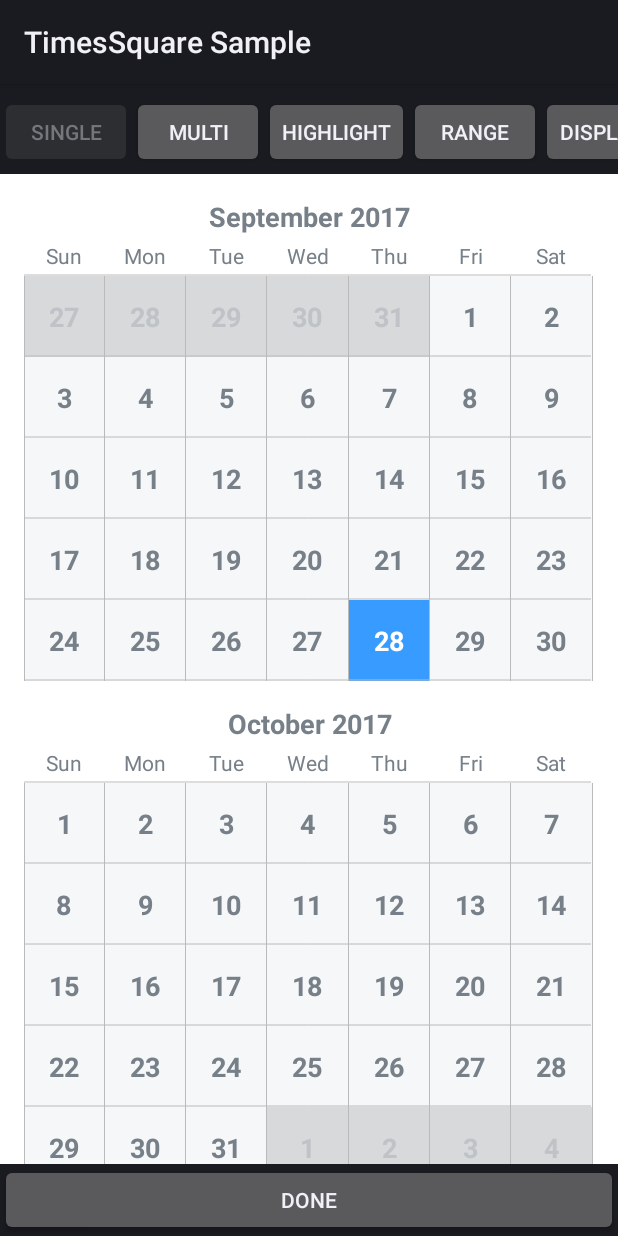
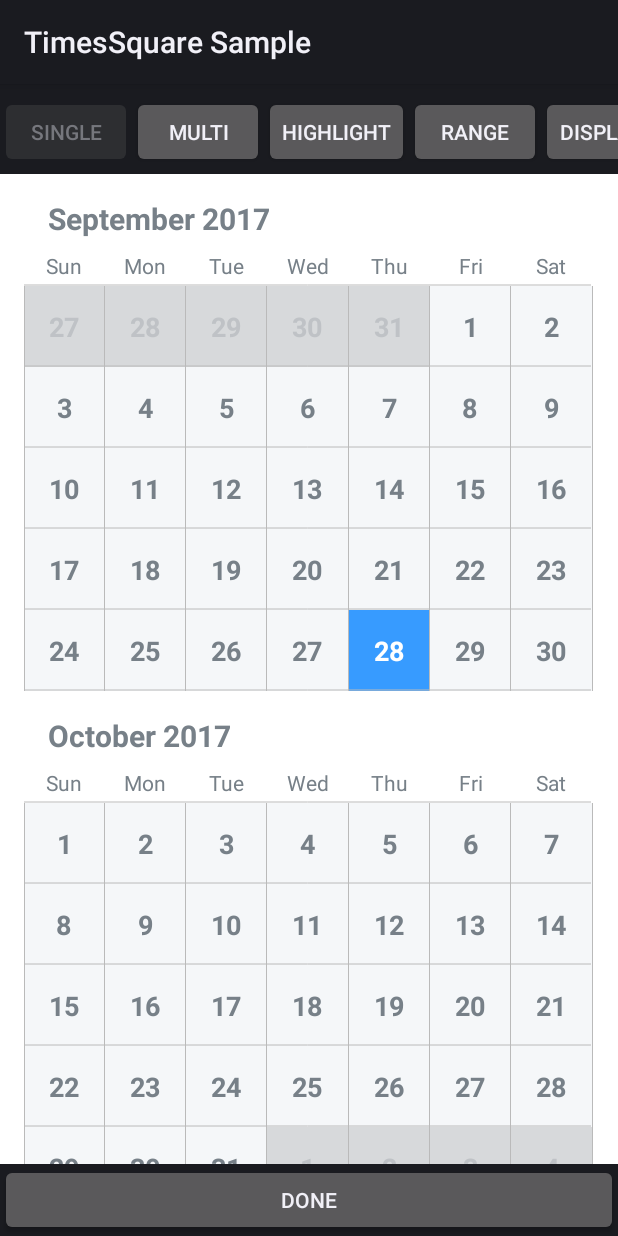
Before and after one commit to square/android-times-square, an Android app: the screen it shows after launch (SampleTimesSquareActivity), on a phone screen of 412 x 824 dp. Run offline under Robolectric (Android 15) with nearby library versions, the phone set to English and light mode, and no system bars.

Commit message:
ui change

```diff
--- a/library/src/main/res/layout/month.xml
+++ b/library/src/main/res/layout/month.xml
@@ -1,71 +1,78 @@
 <?xml version="1.0" encoding="utf-8"?>
 
-<com.squareup.timessquare.MonthView
-    xmlns:android="http://schemas.android.com/apk/res/android"
-    android:orientation="vertical"
+<com.squareup.timessquare.MonthView xmlns:android="http://schemas.android.com/apk/res/android"
     android:layout_width="match_parent"
     android:layout_height="wrap_content"
-    >
+    android:orientation="vertical">
+
   <TextView
       android:id="@+id/title"
+      style="@style/CalendarTitle"
+      android:fontFamily="@string/sofiapro.bold"
       android:layout_width="match_parent"
       android:layout_height="wrap_content"
-      android:layout_marginTop="@dimen/calendar_month_topmargin"
+      android:textSize="@dimen/calendar_text_title"
       android:layout_marginBottom="@dimen/calendar_month_title_bottommargin"
-      android:gravity="center_horizontal"
-      style="@style/CalendarTitle"
-      />
+      android:layout_marginStart="@dimen/calendar_month_margin"
+      android:layout_marginTop="@dimen/calendar_month_margin"
+      android:gravity="start" />
+
   <com.squareup.timessquare.CalendarGridView
       android:id="@+id/calendar_grid"
       android:layout_width="match_parent"
-      android:layout_height="wrap_content"
-      >
+      android:layout_height="wrap_content">
+
     <com.squareup.timessquare.CalendarRowView
         android:layout_width="match_parent"
         android:layout_height="wrap_content"
-        android:paddingBottom="@dimen/calendar_day_headers_paddingbottom"
-        >
+        android:paddingBottom="@dimen/calendar_day_headers_paddingbottom">
+
       <TextView
+          style="@style/CalendarCell.DayHeader"
           android:layout_width="wrap_content"
-          android:layout_height="wrap_content"
+          android:layout_height="wrap_content" />
+
+      <TextView
           style="@style/CalendarCell.DayHeader"
-          />
+          android:layout_width="wrap_content"
+          android:layout_height="wrap_content" />
+
       <TextView
+          style="@style/CalendarCell.DayHeader"
           android:layout_width="wrap_content"
-          android:layout_height="wrap_content"
+          android:layout_height="wrap_content" />
+
+      <TextView
           style="@style/CalendarCell.DayHeader"
-          />
+          android:layout_width="wrap_content"
+          android:layout_height="wrap_content" />
+
       <TextView
+          style="@style/CalendarCell.DayHeader"
           android:layout_width="wrap_content"
-          android:layout_height="wrap_content"
+          android:layout_height="wrap_content" />
+
+      <TextView
           style="@style/CalendarCell.DayHeader"
-          />
+          android:layout_width="wrap_content"
+          android:layout_height="wrap_content" />
+
       <TextView
+          style="@style/CalendarCell.DayHeader"
           android:layout_width="wrap_content"
-          android:layout_height="wrap_content"
-          style="@style/CalendarCell.DayHeader"
-          />
-      <TextView
-          android:layout_width="wrap_content"
-          android:layout_height="wrap_content"
-          style="@style/CalendarCell.DayHeader"
-          />
-      <TextView
-          android:layout_width="wrap_content"
-          android:layout_height="wrap_content"
-          style="@style/CalendarCell.DayHeader"
-          />
-      <TextView
-          android:layout_width="wrap_content"
-          android:layout_height="wrap_content"
-          style="@style/CalendarCell.DayHeader"
-          />
+          android:layout_height="wrap_content" />
     </com.squareup.timessquare.CalendarRowView>
-    <include layout="@layout/week"/>
-    <include layout="@layout/week"/>
-    <include layout="@layout/week"/>
-    <include layout="@layout/week"/>
-    <include layout="@layout/week"/>
-    <include layout="@layout/week"/>
+
+    <include layout="@layout/week" />
+
+    <include layout="@layout/week" />
+
+    <include layout="@layout/week" />
+
+    <include layout="@layout/week" />
+
+    <include layout="@layout/week" />
+
+    <include layout="@layout/week" />
   </com.squareup.timessquare.CalendarGridView>
 </com.squareup.timessquare.MonthView>
--- a/library/src/main/res/values/dimens.xml
+++ b/library/src/main/res/values/dimens.xml
@@ -1,8 +1,9 @@
 <!-- Copyright 2012 Square, Inc. -->
 <resources>
   <dimen name="calendar_day_headers_paddingbottom">4dp</dimen>
-  <dimen name="calendar_month_topmargin">16dp</dimen>
-  <dimen name="calendar_month_title_bottommargin">4dp</dimen>
+  <dimen name="calendar_month_margin">16dp</dimen>
+  <dimen name="calendar_month_title_bottommargin">8dp</dimen>
+  <dimen name="calendar_text_title">20sp</dimen>
   <dimen name="calendar_text_medium">18sp</dimen>
   <dimen name="calendar_text_small">14sp</dimen>
 </resources>
--- /dev/null
+++ b/library/src/main/res/values/fonts.xml
@@ -0,0 +1,4 @@
+<?xml version="1.0" encoding="utf-8"?>
+<resources>
+    <string name="sofiapro.bold" translatable="false">fonts/SofiaProBold.otf</string>
+</resources>
```
Also changed, not shown: library/src/main/res/font/SofiaProBold.otf (added).
